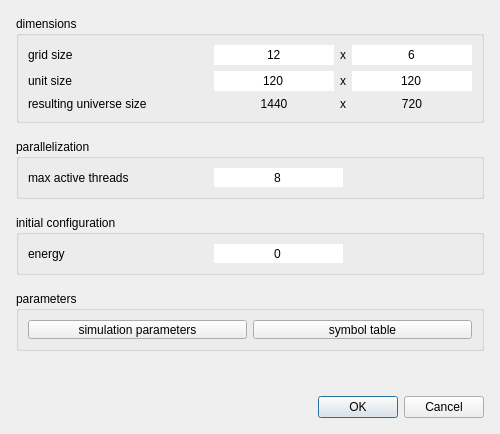
Above: source/Gui/Dialogs/NewSimulationDialog.ui from chrxh/alien before the change. Below: the same form after it.
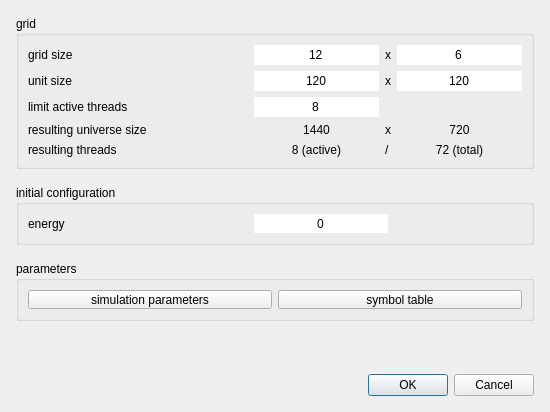
That is the form after the change.

Commit message: including thread information in grid dialog

Patch:
```diff
--- a/source/Gui/Dialogs/NewSimulationDialog.ui
+++ b/source/Gui/Dialogs/NewSimulationDialog.ui
@@ -6,13 +6,13 @@
    <rect>
     <x>0</x>
     <y>0</y>
-    <width>500</width>
-    <height>434</height>
+    <width>550</width>
+    <height>412</height>
    </rect>
   </property>
   <property name="minimumSize">
    <size>
-    <width>500</width>
+    <width>550</width>
     <height>0</height>
    </size>
   </property>
@@ -38,51 +38,6 @@
    <property name="spacing">
     <number>16</number>
    </property>
-   <item row="5" column="0">
-    <widget class="QDialogButtonBox" name="buttonBox">
-     <property name="orientation">
-      <enum>Qt::Horizontal</enum>
-     </property>
-     <property name="standardButtons">
-      <set>QDialogButtonBox::Cancel|QDialogButtonBox::Ok</set>
-     </property>
-    </widget>
-   </item>
-   <item row="3" column="0">
-    <widget class="QGroupBox" name="groupBox_2">
-     <property name="minimumSize">
-      <size>
-       <width>0</width>
-       <height>60</height>
-      </size>
-     </property>
-     <property name="maximumSize">
-      <size>
-       <width>16777215</width>
-       <height>60</height>
-      </size>
-     </property>
-     <property name="title">
-      <string>parameters</string>
-     </property>
-     <layout class="QHBoxLayout" name="horizontalLayout_3">
-      <item>
-       <widget class="QPushButton" name="simulationParametersButton">
-        <property name="text">
-         <string>simulation parameters</string>
-        </property>
-       </widget>
-      </item>
-      <item>
-       <widget class="QPushButton" name="symbolTableButton">
-        <property name="text">
-         <string>symbol table</string>
-        </property>
-       </widget>
-      </item>
-     </layout>
-    </widget>
-   </item>
    <item row="0" column="0">
     <widget class="QGroupBox" name="groupBox">
      <property name="sizePolicy">
@@ -98,16 +53,9 @@
       </size>
      </property>
      <property name="title">
-      <string>dimensions</string>
+      <string>grid</string>
      </property>
-     <layout class="QGridLayout" name="gridLayout_2">
-      <item row="0" column="0">
-       <widget class="QLabel" name="label_4">
-        <property name="text">
-         <string>grid size</string>
-        </property>
-       </widget>
-      </item>
+     <layout class="QGridLayout" name="gridLayout_2" columnstretch="0,0,0,0" columnminimumwidth="220,0,0,0">
       <item row="0" column="1">
        <widget class="QLineEdit" name="gridSizeXEdit">
         <property name="text">
@@ -121,8 +69,18 @@
         </property>
        </widget>
       </item>
-      <item row="0" column="2">
-       <widget class="QLabel" name="label_5">
+      <item row="1" column="2">
+       <widget class="QLabel" name="label_2">
+        <property name="text">
+         <string>x</string>
+        </property>
+       </widget>
+      </item>
+      <item row="3" column="2">
+       <widget class="QLabel" name="label_8">
+        <property name="enabled">
+         <bool>true</bool>
+        </property>
         <property name="text">
          <string>x</string>
         </property>
@@ -141,6 +99,39 @@
         </property>
        </widget>
       </item>
+      <item row="0" column="2">
+       <widget class="QLabel" name="label_5">
+        <property name="text">
+         <string>x</string>
+        </property>
+       </widget>
+      </item>
+      <item row="3" column="0">
+       <widget class="QLabel" name="label_7">
+        <property name="minimumSize">
+         <size>
+          <width>180</width>
+          <height>0</height>
+         </size>
+        </property>
+        <property name="text">
+         <string>resulting universe size</string>
+        </property>
+       </widget>
+      </item>
+      <item row="1" column="3">
+       <widget class="QLineEdit" name="unitSizeYEdit">
+        <property name="text">
+         <string>120</string>
+        </property>
+        <property name="frame">
+         <bool>false</bool>
+        </property>
+        <property name="alignment">
+         <set>Qt::AlignCenter</set>
+        </property>
+       </widget>
+      </item>
       <item row="1" column="0">
        <widget class="QLabel" name="label">
         <property name="text">
@@ -148,6 +139,26 @@
         </property>
        </widget>
       </item>
+      <item row="3" column="3">
+       <widget class="QLabel" name="universeSizeYLabel">
+        <property name="text">
+         <string>720</string>
+        </property>
+        <property name="alignment">
+         <set>Qt::AlignCenter</set>
+        </property>
+       </widget>
+      </item>
+      <item row="3" column="1">
+       <widget class="QLabel" name="universeSizeXLabel">
+        <property name="text">
+         <string>1440</string>
+        </property>
+        <property name="alignment">
+         <set>Qt::AlignCenter</set>
+        </property>
+       </widget>
+      </item>
       <item row="1" column="1">
        <widget class="QLineEdit" name="unitSizeXEdit">
         <property name="text">
@@ -161,20 +172,34 @@
         </property>
        </widget>
       </item>
-      <item row="1" column="2">
-       <widget class="QLabel" name="label_2">
+      <item row="0" column="0">
+       <widget class="QLabel" name="label_4">
         <property name="text">
-         <string>x</string>
+         <string>grid size</string>
         </property>
        </widget>
       </item>
-      <item row="1" column="3">
-       <widget class="QLineEdit" name="unitSizeYEdit">
+      <item row="4" column="3">
+       <widget class="QLabel" name="totalThreadsLabel">
         <property name="text">
-         <string>120</string>
+         <string>72 (total)</string>
         </property>
-        <property name="frame">
-         <bool>false</bool>
+        <property name="alignment">
+         <set>Qt::AlignCenter</set>
+        </property>
+       </widget>
+      </item>
+      <item row="4" column="2">
+       <widget class="QLabel" name="label_12">
+        <property name="text">
+         <string>/</string>
+        </property>
+       </widget>
+      </item>
+      <item row="4" column="1">
+       <widget class="QLabel" name="activeThreadsLabel">
+        <property name="text">
+         <string>8 (active)</string>
         </property>
         <property name="alignment">
          <set>Qt::AlignCenter</set>
@@ -182,7 +207,7 @@
        </widget>
       </item>
       <item row="2" column="0">
-       <widget class="QLabel" name="label_7">
+       <widget class="QLabel" name="label_6">
         <property name="minimumSize">
          <size>
           <width>180</width>
@@ -190,24 +215,17 @@
          </size>
         </property>
         <property name="text">
-         <string>resulting universe size</string>
-        </property>
-       </widget>
-      </item>
-      <item row="2" column="2">
-       <widget class="QLabel" name="label_8">
-        <property name="enabled">
-         <bool>true</bool>
-        </property>
-        <property name="text">
-         <string>x</string>
+         <string>limit active threads</string>
         </property>
        </widget>
       </item>
       <item row="2" column="1">
-       <widget class="QLabel" name="universeSizeXLabel">
+       <widget class="QLineEdit" name="maxThreadsEdit">
         <property name="text">
-         <string>1440</string>
+         <string>8</string>
+        </property>
+        <property name="frame">
+         <bool>false</bool>
         </property>
         <property name="alignment">
          <set>Qt::AlignCenter</set>
@@ -215,19 +233,29 @@
        </widget>
       </item>
       <item row="2" column="3">
-       <widget class="QLabel" name="universeSizeYLabel">
+       <spacer name="horizontalSpacer">
+        <property name="orientation">
+         <enum>Qt::Horizontal</enum>
+        </property>
+        <property name="sizeHint" stdset="0">
+         <size>
+          <width>120</width>
+          <height>20</height>
+         </size>
+        </property>
+       </spacer>
+      </item>
+      <item row="4" column="0">
+       <widget class="QLabel" name="label_9">
         <property name="text">
-         <string>720</string>
-        </property>
-        <property name="alignment">
-         <set>Qt::AlignCenter</set>
+         <string>resulting threads</string>
         </property>
        </widget>
       </item>
      </layout>
     </widget>
    </item>
-   <item row="2" column="0">
+   <item row="1" column="0">
     <widget class="QGroupBox" name="groupBox_3">
      <property name="minimumSize">
       <size>
@@ -238,8 +266,8 @@
      <property name="title">
       <string>initial configuration</string>
      </property>
-     <layout class="QHBoxLayout" name="horizontalLayout_2">
-      <item>
+     <layout class="QGridLayout" name="gridLayout_3" columnminimumwidth="220,0,0">
+      <item row="0" column="0">
        <widget class="QLabel" name="label_3">
         <property name="minimumSize">
          <size>
@@ -252,7 +280,7 @@
         </property>
        </widget>
       </item>
-      <item>
+      <item row="0" column="1">
        <widget class="QLineEdit" name="energyEdit">
         <property name="text">
          <string>0</string>
@@ -265,7 +293,7 @@
         </property>
        </widget>
       </item>
-      <item>
+      <item row="0" column="2">
        <spacer name="horizontalSpacer_2">
         <property name="orientation">
          <enum>Qt::Horizontal</enum>
@@ -281,67 +309,52 @@
      </layout>
     </widget>
    </item>
-   <item row="1" column="0">
-    <widget class="QGroupBox" name="groupBox_4">
-     <property name="sizePolicy">
-      <sizepolicy hsizetype="Preferred" vsizetype="Minimum">
-       <horstretch>0</horstretch>
-       <verstretch>0</verstretch>
-      </sizepolicy>
-     </property>
+   <item row="2" column="0">
+    <widget class="QGroupBox" name="groupBox_2">
      <property name="minimumSize">
       <size>
        <width>0</width>
        <height>60</height>
       </size>
      </property>
+     <property name="maximumSize">
+      <size>
+       <width>16777215</width>
+       <height>60</height>
+      </size>
+     </property>
      <property name="title">
-      <string>parallelization</string>
+      <string>parameters</string>
      </property>
-     <layout class="QHBoxLayout" name="horizontalLayout">
+     <layout class="QHBoxLayout" name="horizontalLayout_3">
       <item>
-       <widget class="QLabel" name="label_6">
-        <property name="minimumSize">
-         <size>
-          <width>180</width>
-          <height>0</height>
-         </size>
-        </property>
+       <widget class="QPushButton" name="simulationParametersButton">
         <property name="text">
-         <string>max active threads</string>
+         <string>simulation parameters</string>
         </property>
        </widget>
       </item>
       <item>
-       <widget class="QLineEdit" name="maxThreadsEdit">
+       <widget class="QPushButton" name="symbolTableButton">
         <property name="text">
-         <string>8</string>
+         <string>symbol table</string>
         </property>
-        <property name="frame">
-         <bool>false</bool>
-        </property>
-        <property name="alignment">
-         <set>Qt::AlignCenter</set>
-        </property>
        </widget>
       </item>
-      <item>
-       <spacer name="horizontalSpacer">
-        <property name="orientation">
-         <enum>Qt::Horizontal</enum>
-        </property>
-        <property name="sizeHint" stdset="0">
-         <size>
-          <width>120</width>
-          <height>20</height>
-         </size>
-        </property>
-       </spacer>
-      </item>
      </layout>
     </widget>
    </item>
    <item row="4" column="0">
+    <widget class="QDialogButtonBox" name="buttonBox">
+     <property name="orientation">
+      <enum>Qt::Horizontal</enum>
+     </property>
+     <property name="standardButtons">
+      <set>QDialogButtonBox::Cancel|QDialogButtonBox::Ok</set>
+     </property>
+    </widget>
+   </item>
+   <item row="3" column="0">
     <spacer name="verticalSpacer">
      <property name="orientation">
       <enum>Qt::Vertical</enum>
```
Left out of the diff: 1 changed line with no effect on the pictures. The commit also changes 10 other files.
